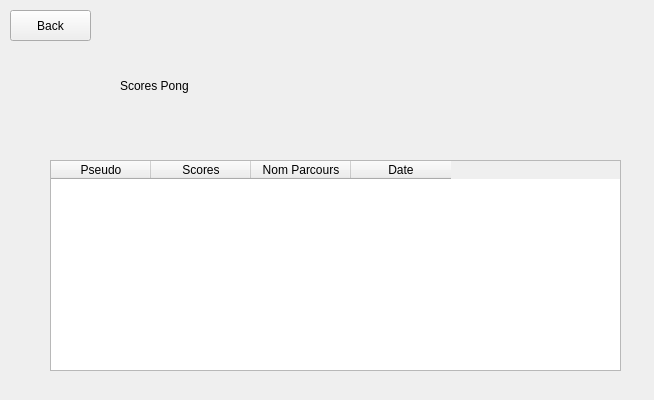
This is testIHMClimingProject/testIHMClimingProject/scoresPongMenu.ui in simplyyCarlos/ClimbingProject as Qt 5 draws it before an edit. The edited form follows.
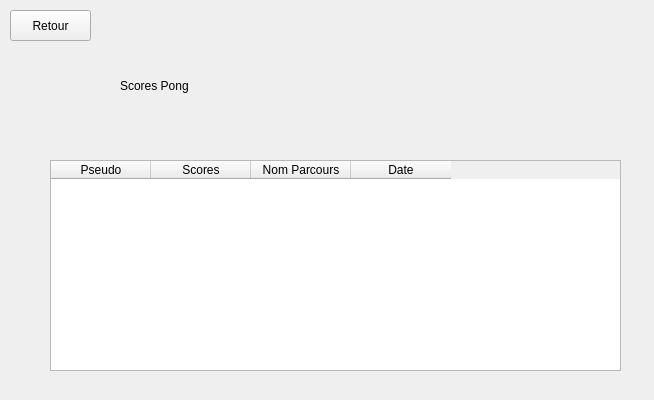
This is the edited form.

```diff
--- a/testIHMClimingProject/testIHMClimingProject/scoresPongMenu.ui
+++ b/testIHMClimingProject/testIHMClimingProject/scoresPongMenu.ui
@@ -66,7 +66,7 @@
     </rect>
    </property>
    <property name="text">
-    <string>Back</string>
+    <string>Retour</string>
    </property>
   </widget>
  </widget>
```
